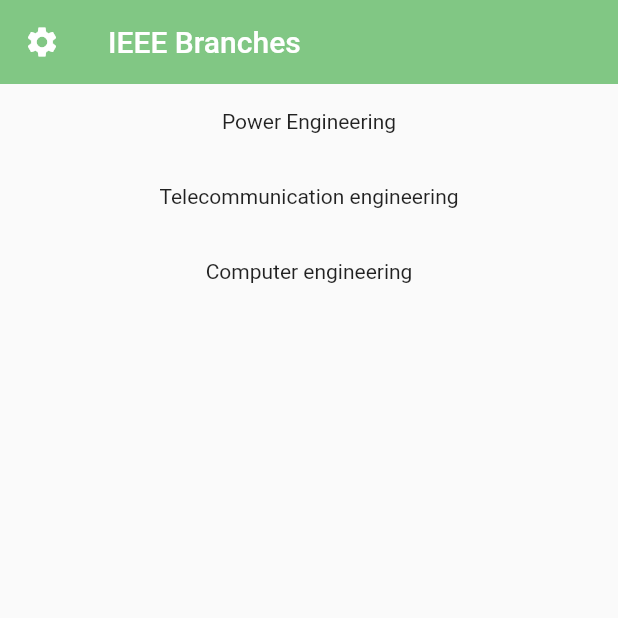
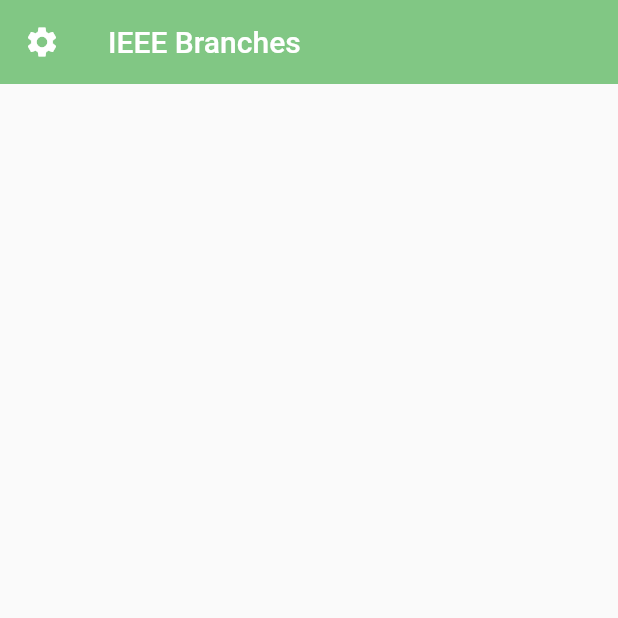
Before and after one commit to islemkehoul/IEEE-Branches, a Flutter app: the screen it shows after launch, on a phone screen of 412 x 824 dp, the top half of it. Run offline on Flutter 3.47's test engine with Material 2 defaults, Android fonts, the phone set to English and light mode, and no system bars.

Commit message:
second commit

```diff
--- a/lib/main.dart
+++ b/lib/main.dart
@@ -36,24 +36,6 @@ class _HomeState extends State<Home> {
         elevation: 0,
        ),
 
-       body: ListView(
- // padding: const EdgeInsets.all(8),
-  children: <Widget>[
+    );
 
-    Container(
-      height: 50,
-      child: const Center(child: Text('Power Engineering')),
-    ),
-    Container(
-      height: 50,
-      child: const Center(child: Text('Telecommunication engineering')),
-    ),
-    Container(
-      height: 50,
-      child: const Center(child: Text('Computer engineering')),
-    ),
-  ],
-),
-    );
-  }
-}
+  }}
```
Also changed, not shown: pubspec.yaml (+3 -5 lines), assets/images/auto.jpg (added), assets/images/computer.jpg (added), assets/images/power.jpg (added), assets/images/telecom.jpg (added).
